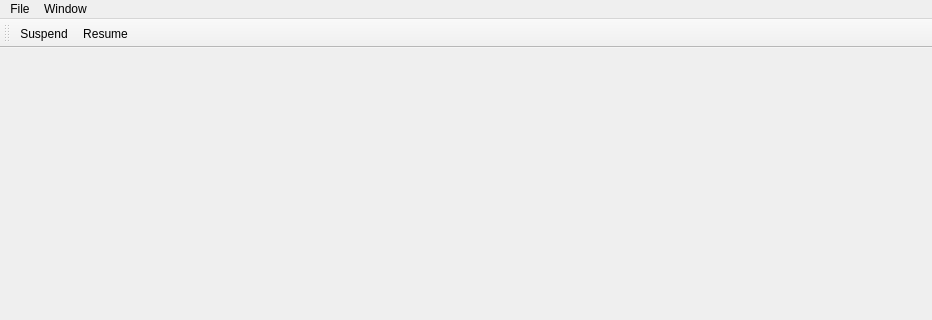
Old version of the form dwarfexplorer/MainWindow.ui in the repository ragundo/DwarfExplorer; both pictures show x 0 to 932 and y 0 to 320 of the 932 by 711 pixel window.
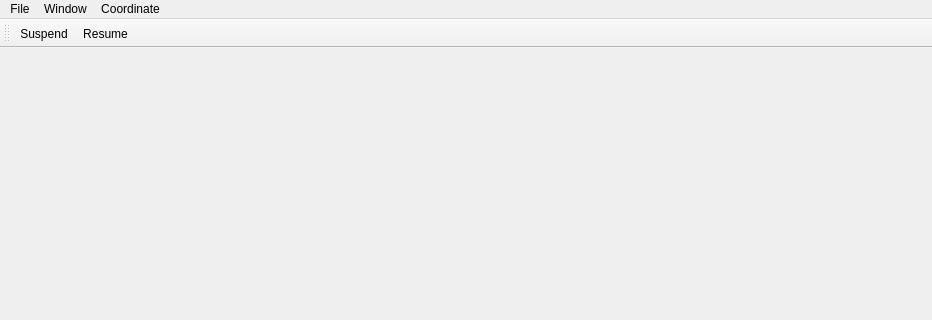
New version of the form. Icons and pictures are not drawn.

Commit message: Added menu to zoom to coordinates

Diff of the .ui file:
```diff
--- a/dwarfexplorer/MainWindow.ui
+++ b/dwarfexplorer/MainWindow.ui
@@ -87,8 +87,15 @@
     <addaction name="actionOpen_in_hex_viewer"/>
     <addaction name="actionOpenPointer_in_hex_viewer"/>
    </widget>
+   <widget class="QMenu" name="menuCoordinate">
+       <property name="title">
+     <string>Coordinate</string>
+    </property>
+    <addaction name="actionLocate_in_fortress"/>
+   </widget>
    <addaction name="menuFile"/>
    <addaction name="menuWindow"/>
+   <addaction name="menuCoordinate"/>
   </widget>
   <widget class="QToolBar" name="tool_bar">
    <property name="windowTitle">
```
Left out of the diff: 5 changed lines with no effect on the pictures. The commit also changes 6 other files.
